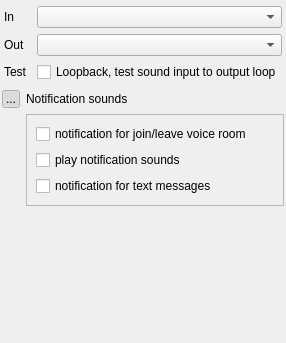
The window that src/blackgui/components/audiosetupcomponent.ui (swift-project/pilotclient) describes before a commit, drawn with Qt 5.
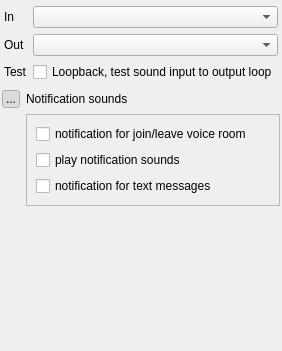
The same window after the commit. Icons and pictures are not drawn.

```diff
--- a/src/blackgui/components/audiosetupcomponent.ui
+++ b/src/blackgui/components/audiosetupcomponent.ui
@@ -2,14 +2,6 @@
 <ui version="4.0">
  <class>CAudioSetupComponent</class>
  <widget class="QFrame" name="CAudioSetupComponent">
-  <property name="geometry">
-   <rect>
-    <x>0</x>
-    <y>0</y>
-    <width>263</width>
-    <height>343</height>
-   </rect>
-  </property>
   <property name="windowTitle">
    <string>Frame</string>
   </property>
@@ -43,9 +35,6 @@
      <property name="fieldGrowthPolicy">
       <enum>QFormLayout::AllNonFixedFieldsGrow</enum>
      </property>
-     <property name="horizontalSpacing">
-      <number>10</number>
-     </property>
      <property name="leftMargin">
       <number>2</number>
      </property>
```
Left out of the diff: 2 changed lines with no effect on the pictures.
